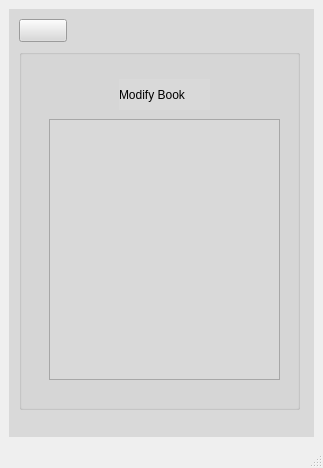
Old version of the form Library-system-2/mainwindow.ui in the repository bern023/Library-system.
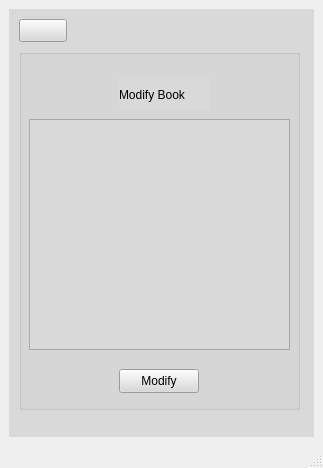
New version of the form. The open tabs and pages were chosen to show the change. Icons and pictures are not drawn.

Commit message: books can be added and modified and small fixes

What changed in the file:
```diff
--- a/Library-system-2/mainwindow.ui
+++ b/Library-system-2/mainwindow.ui
@@ -1674,13 +1674,26 @@
         <widget class="QPlainTextEdit" name="plainTextEdit_bookVector">
          <property name="geometry">
           <rect>
-           <x>30</x>
+           <x>10</x>
            <y>70</y>
-           <width>231</width>
-           <height>261</height>
+           <width>261</width>
+           <height>231</height>
           </rect>
          </property>
         </widget>
+        <widget class="QPushButton" name="pushButton_bookmod">
+         <property name="geometry">
+          <rect>
+           <x>100</x>
+           <y>320</y>
+           <width>80</width>
+           <height>24</height>
+          </rect>
+         </property>
+         <property name="text">
+          <string>Modify</string>
+         </property>
+        </widget>
        </widget>
        <widget class="QPushButton" name="pushButton_bckaddmodbook">
         <property name="geometry">
```
Left out of the diff: 20 changed lines with no effect on the pictures. The commit also changes 2 other files.
